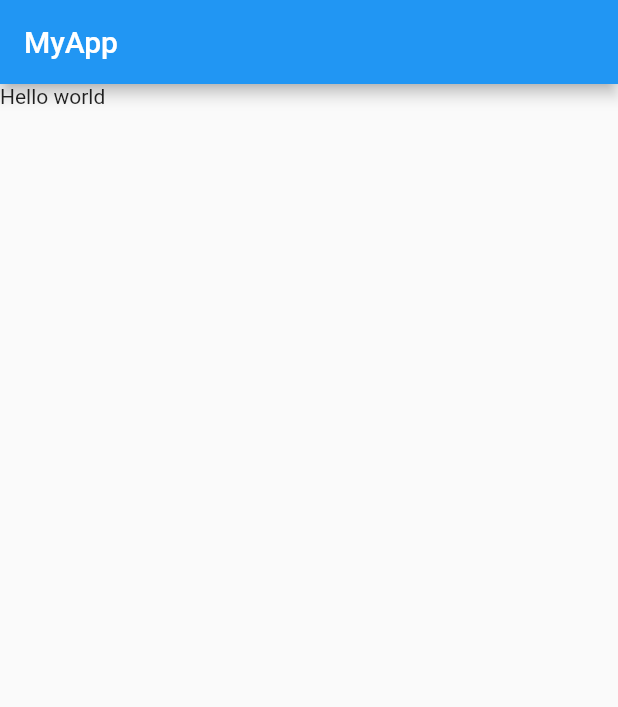
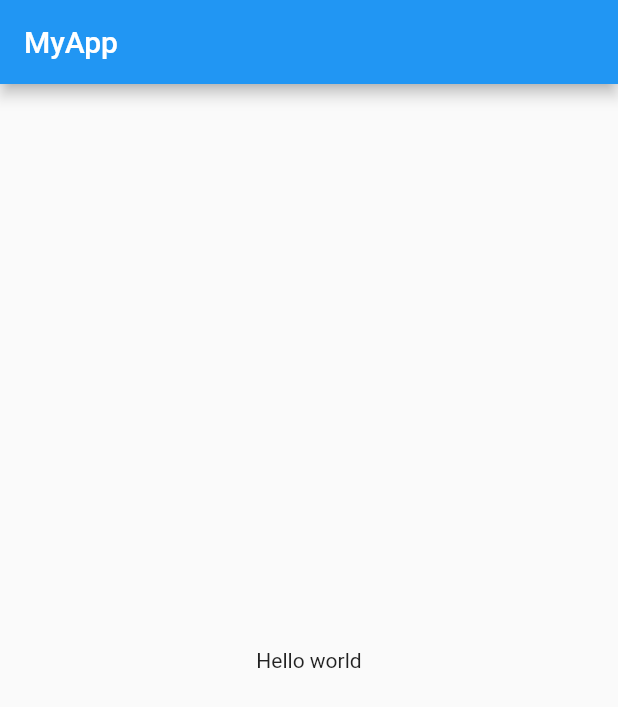
Before and after one commit to pampampam999/belajar-flutter, a Flutter app: the screen it shows after launch, on a phone screen of 412 x 824 dp. Shown: the top 707 px of the screen. Run offline on Flutter 3.47's test engine with Material 2 defaults, Android fonts, the phone set to English and light mode, and no system bars.

Commit message:
add center to text in body

```diff
--- a/flutter_hello_world/lib/main.dart
+++ b/flutter_hello_world/lib/main.dart
@@ -12,7 +12,7 @@ class MyApp extends StatelessWidget {
     return MaterialApp(
       home: Scaffold(
         appBar: AppBar(title: const Text("MyApp"),),
-        body: const Text("Hello world"),
+        body: Center(child: const Text("Hello world")),
       )
     );
   }
```
